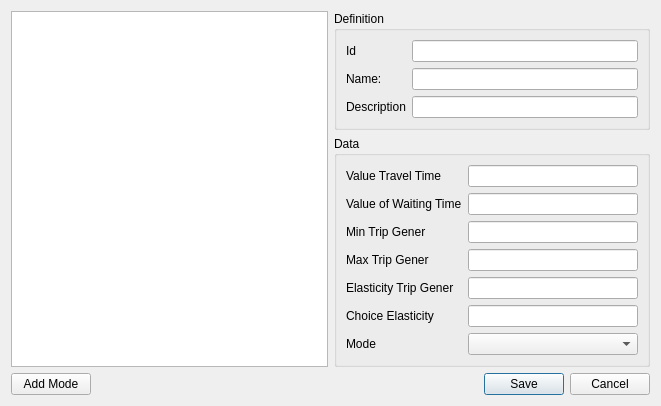
Old version of the form add_category.ui in the repository TomasdelaBarra/QTRANUS.
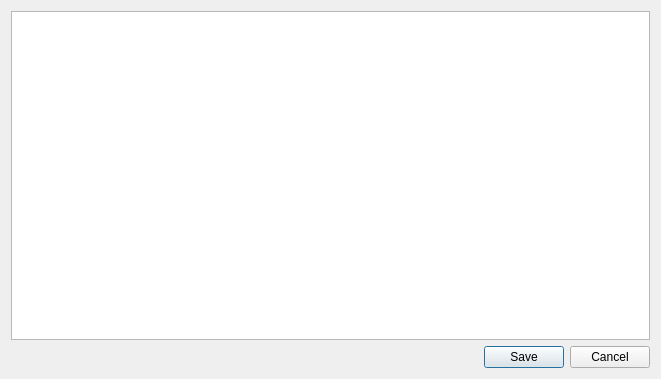
New version of the form.

The edit to the form file:
```diff
--- a/add_category.ui
+++ b/add_category.ui
@@ -19,163 +19,12 @@
      <item>
       <layout class="QHBoxLayout" name="horizontalLayout_2">
        <item>
-        <widget class="QTreeView" name="scenario_tree"/>
-       </item>
-       <item>
-        <layout class="QVBoxLayout" name="verticalLayout_2">
-         <item>
-          <widget class="QGroupBox" name="project">
-           <property name="sizePolicy">
-            <sizepolicy hsizetype="Expanding" vsizetype="Preferred">
-             <horstretch>0</horstretch>
-             <verstretch>0</verstretch>
-            </sizepolicy>
-           </property>
-           <property name="title">
-            <string>Definition</string>
-           </property>
-           <layout class="QVBoxLayout" name="verticalLayout">
-            <item>
-             <layout class="QFormLayout" name="formLayout_2">
-              <item row="0" column="0">
-               <widget class="QLabel" name="label_2">
-                <property name="text">
-                 <string>Id</string>
-                </property>
-               </widget>
-              </item>
-              <item row="0" column="1">
-               <widget class="QLineEdit" name="id">
-                <property name="maxLength">
-                 <number>32</number>
-                </property>
-               </widget>
-              </item>
-              <item row="1" column="0">
-               <widget class="QLabel" name="label_3">
-                <property name="text">
-                 <string>Name:</string>
-                </property>
-               </widget>
-              </item>
-              <item row="1" column="1">
-               <widget class="QLineEdit" name="name">
-                <property name="maxLength">
-                 <number>100</number>
-                </property>
-               </widget>
-              </item>
-              <item row="2" column="0">
-               <widget class="QLabel" name="label_6">
-                <property name="text">
-                 <string>Description</string>
-                </property>
-               </widget>
-              </item>
-              <item row="2" column="1">
-               <widget class="QLineEdit" name="description"/>
-              </item>
-             </layout>
-            </item>
-           </layout>
-          </widget>
-         </item>
-         <item>
-          <widget class="QGroupBox" name="groupBox">
-           <property name="title">
-            <string>Data</string>
-           </property>
-           <layout class="QHBoxLayout" name="horizontalLayout">
-            <item>
-             <layout class="QFormLayout" name="formLayout">
-              <item row="0" column="1">
-               <widget class="QLineEdit" name="volumen_travel_time"/>
-              </item>
-              <item row="0" column="0">
-               <widget class="QLabel" name="label">
-                <property name="text">
-                 <string>Value Travel Time</string>
-                </property>
-               </widget>
-              </item>
-              <item row="1" column="0">
-               <widget class="QLabel" name="label_4">
-                <property name="text">
-                 <string>Value of Waiting Time</string>
-                </property>
-               </widget>
-              </item>
-              <item row="1" column="1">
-               <widget class="QLineEdit" name="value_of_waiting_time"/>
-              </item>
-              <item row="2" column="1">
-               <widget class="QLineEdit" name="min_trip_gener"/>
-              </item>
-              <item row="2" column="0">
-               <widget class="QLabel" name="label_5">
-                <property name="text">
-                 <string>Min Trip Gener</string>
-                </property>
-               </widget>
-              </item>
-              <item row="3" column="0">
-               <widget class="QLabel" name="label_7">
-                <property name="text">
-                 <string>Max Trip Gener</string>
-                </property>
-               </widget>
-              </item>
-              <item row="3" column="1">
-               <widget class="QLineEdit" name="max_trip_gener"/>
-              </item>
-              <item row="4" column="1">
-               <widget class="QLineEdit" name="elasticity_trip_gener"/>
-              </item>
-              <item row="4" column="0">
-               <widget class="QLabel" name="label_8">
-                <property name="text">
-                 <string>Elasticity Trip Gener</string>
-                </property>
-               </widget>
-              </item>
-              <item row="5" column="0">
-               <widget class="QLabel" name="label_9">
-                <property name="text">
-                 <string>Choice Elasticity</string>
-                </property>
-               </widget>
-              </item>
-              <item row="5" column="1">
-               <widget class="QLineEdit" name="choice_elasticity"/>
-              </item>
-              <item row="6" column="0">
-               <widget class="QLabel" name="label_10">
-                <property name="text">
-                 <string>Mode</string>
-                </property>
-               </widget>
-              </item>
-              <item row="6" column="1">
-               <widget class="QComboBox" name="mode_cb"/>
-              </item>
-             </layout>
-            </item>
-           </layout>
-          </widget>
-         </item>
-        </layout>
+        <widget class="QTreeView" name="route_tree"/>
        </item>
       </layout>
      </item>
      <item>
       <layout class="QHBoxLayout" name="horizontalLayout_3">
-       <item>
-        <widget class="QPushButton" name="add_mode">
-         <property name="text">
-          <string>Add Mode</string>
-         </property>
-        </widget>
-       </item>
        <item>
         <spacer name="horizontalSpacer">
          <property name="orientation">
```
Left out of the diff: 3 changed lines with no effect on the pictures.
